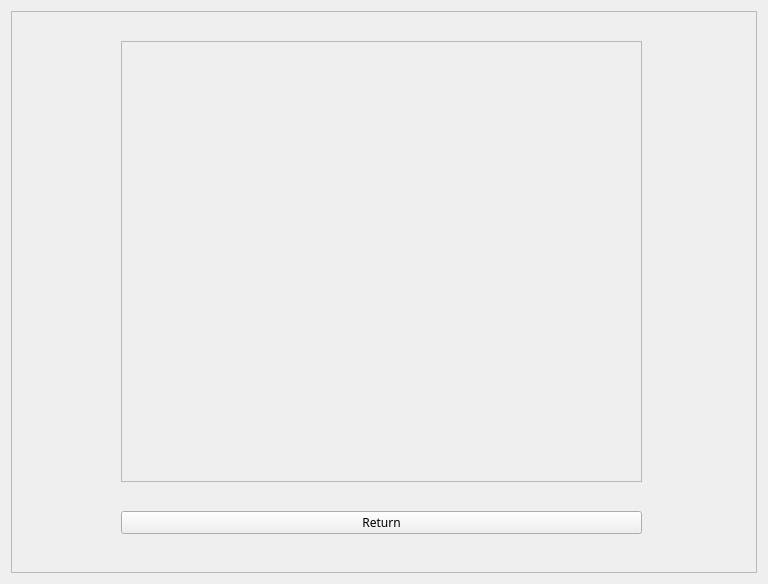
Old version of the form Comcalen/ShowCompany.ui in the repository Rolkarolka/Comcalen.
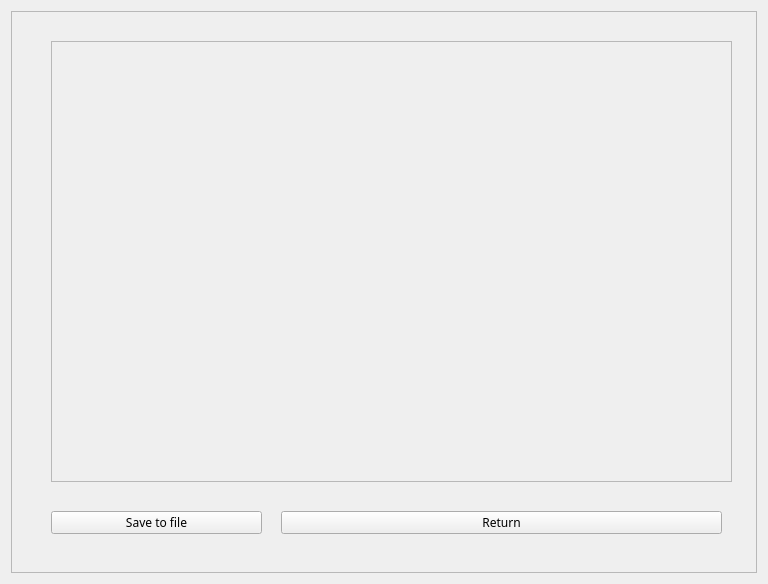
New version of the form. Icons and pictures are not drawn.

The edit to the form file:
```diff
--- a/Comcalen/ShowCompany.ui
+++ b/Comcalen/ShowCompany.ui
@@ -28,9 +28,9 @@
      <widget class="QScrollArea" name="scrollArea">
       <property name="geometry">
        <rect>
-        <x>110</x>
+        <x>40</x>
         <y>30</y>
-        <width>521</width>
+        <width>681</width>
         <height>441</height>
        </rect>
       </property>
@@ -42,7 +42,7 @@
         <rect>
          <x>0</x>
          <y>0</y>
-         <width>519</width>
+         <width>679</width>
          <height>439</height>
         </rect>
        </property>
@@ -51,9 +51,9 @@
      <widget class="QPushButton" name="return_mw">
       <property name="geometry">
        <rect>
-        <x>110</x>
+        <x>270</x>
         <y>500</y>
-        <width>521</width>
+        <width>441</width>
         <height>23</height>
        </rect>
       </property>
@@ -66,6 +66,24 @@
        <string>Return</string>
       </property>
      </widget>
+     <widget class="QPushButton" name="save_file">
+      <property name="geometry">
+       <rect>
+        <x>40</x>
+        <y>500</y>
+        <width>211</width>
+        <height>23</height>
+       </rect>
+      </property>
+      <property name="font">
+       <font>
+        <family>Copperplate Gothic Bold</family>
+       </font>
+      </property>
+      <property name="text">
+       <string>Save to file</string>
+      </property>
+     </widget>
     </widget>
    </item>
   </layout>
```
